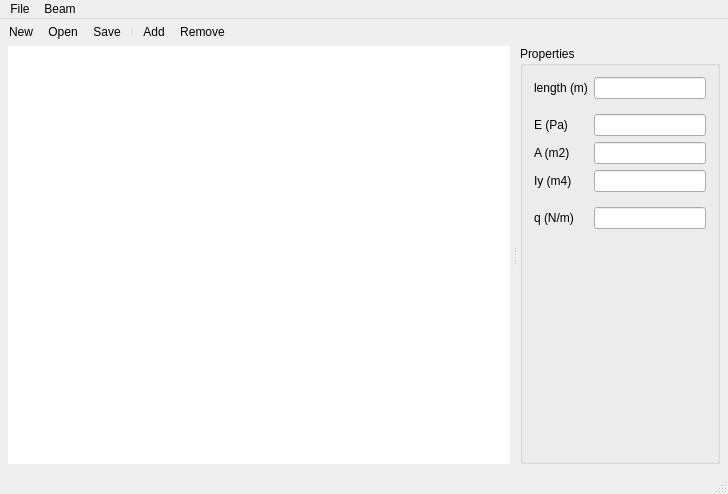
Old version of the form ch_qt/beam_app/mainwindow.ui in the repository lunarc/cpp_course.
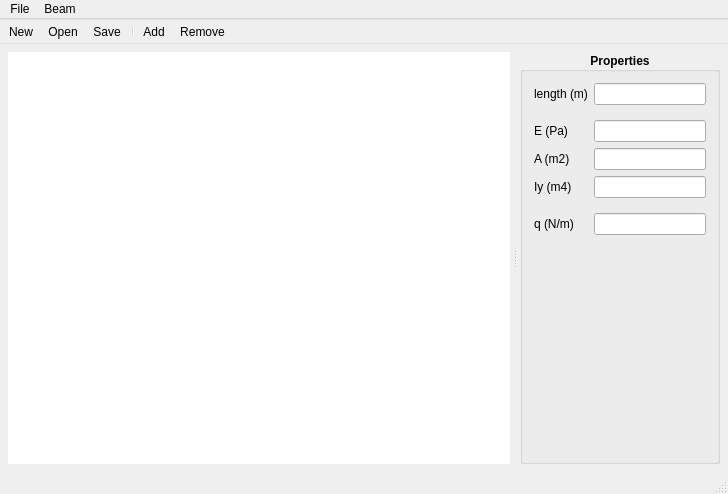
New version of the form. Icons and pictures are not drawn. Custom widgets are drawn as their Qt base class.

The edit to the form file:
```diff
--- a/ch_qt/beam_app/mainwindow.ui
+++ b/ch_qt/beam_app/mainwindow.ui
@@ -11,7 +11,7 @@
    </rect>
   </property>
   <property name="windowTitle">
-   <string>Function plotter</string>
+   <string>Beam calculator</string>
   </property>
   <widget class="QWidget" name="centralWidget">
    <layout class="QVBoxLayout" name="verticalLayout">
@@ -22,7 +22,7 @@
      <number>8</number>
     </property>
     <property name="topMargin">
-     <number>2</number>
+     <number>8</number>
     </property>
     <property name="rightMargin">
      <number>8</number>
@@ -46,24 +46,40 @@
         <string notr="true">background: rgb(255, 255, 255);</string>
        </property>
       </widget>
-      <widget class="QGroupBox" name="groupBox">
+      <widget class="QGroupBox" name="sectionPropGroup">
        <property name="maximumSize">
         <size>
          <width>200</width>
          <height>16777215</height>
         </size>
        </property>
+       <property name="font">
+        <font>
+         <bold>true</bold>
+        </font>
+       </property>
        <property name="title">
         <string>Properties</string>
        </property>
+       <property name="alignment">
+        <set>Qt::AlignCenter</set>
+       </property>
        <property name="flat">
         <bool>true</bool>
        </property>
+       <property name="checkable">
+        <bool>false</bool>
+       </property>
        <layout class="QVBoxLayout" name="verticalLayout_2">
         <item>
          <layout class="QGridLayout" name="gridLayout">
           <item row="0" column="0">
            <widget class="QLabel" name="label">
+            <property name="font">
+             <font>
+              <bold>false</bold>
+             </font>
+            </property>
             <property name="text">
              <string>length (m)</string>
             </property>
@@ -71,6 +87,11 @@
           </item>
           <item row="6" column="0">
            <widget class="QLabel" name="label_5">
+            <property name="font">
+             <font>
+              <bold>false</bold>
+             </font>
+            </property>
             <property name="text">
              <string>q (N/m)</string>
             </property>
@@ -78,6 +99,11 @@
           </item>
           <item row="0" column="1">
            <widget class="QLineEdit" name="lengthEdit">
+            <property name="font">
+             <font>
+              <bold>false</bold>
+             </font>
+            </property>
             <property name="clearButtonEnabled">
              <bool>false</bool>
             </property>
@@ -85,6 +111,11 @@
           </item>
           <item row="4" column="0">
            <widget class="QLabel" name="label_4">
+            <property name="font">
+             <font>
+              <bold>false</bold>
+             </font>
+            </property>
             <property name="text">
              <string>Iy (m4)</string>
             </property>
@@ -92,6 +123,11 @@
           </item>
           <item row="3" column="0">
            <widget class="QLabel" name="label_3">
+            <property name="font">
+             <font>
+              <bold>false</bold>
+             </font>
+            </property>
             <property name="text">
              <string>A (m2)</string>
             </property>
@@ -108,23 +144,52 @@
            </widget>
           </item>
           <item row="4" column="1">
-           <widget class="QLineEdit" name="IyEdit"/>
+           <widget class="QLineEdit" name="IyEdit">
+            <property name="font">
+             <font>
+              <bold>false</bold>
+             </font>
+            </property>
+           </widget>
           </item>
           <item row="3" column="1">
-           <widget class="QLineEdit" name="AEdit"/>
+           <widget class="QLineEdit" name="AEdit">
+            <property name="font">
+             <font>
+              <bold>false</bold>
+             </font>
+            </property>
+           </widget>
           </item>
           <item row="6" column="1">
-           <widget class="QLineEdit" name="qEdit"/>
+           <widget class="QLineEdit" name="qEdit">
+            <property name="font">
+             <font>
+              <bold>false</bold>
+             </font>
+            </property>
+           </widget>
           </item>
           <item row="2" column="0">
            <widget class="QLabel" name="label_2">
+            <property name="font">
+             <font>
+              <bold>false</bold>
+             </font>
+            </property>
             <property name="text">
              <string>E (Pa)</string>
             </property>
            </widget>
           </item>
           <item row="2" column="1">
-           <widget class="QLineEdit" name="EEdit"/>
+           <widget class="QLineEdit" name="EEdit">
+            <property name="font">
+             <font>
+              <bold>false</bold>
+             </font>
+            </property>
+           </widget>
           </item>
           <item row="5" column="1">
            <widget class="Line" name="line_2">
@@ -197,7 +262,7 @@
     border-width: 1px;
     border-bottom-style: solid;
 	border-top-style: solid;
-    /*border-color: rgb(226, 226, 226);*/
+    border-color: rgb(226, 226, 226);
 }</string>
    </property>
    <property name="movable">
```
Left out of the diff: 7 changed lines with no effect on the pictures.
